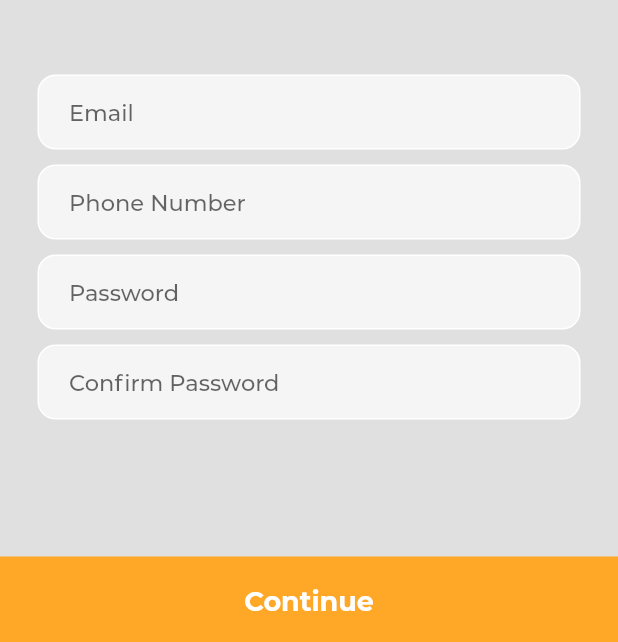
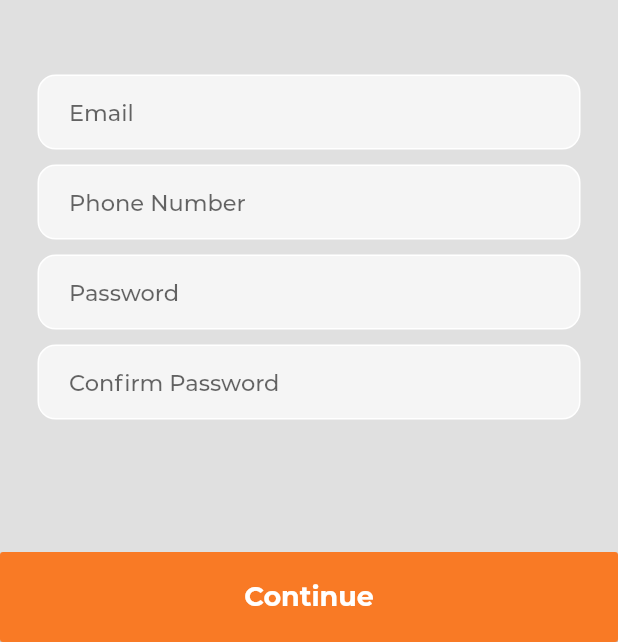
Before and after one commit to Ranvijay09/maratha_matrimony_app, a Flutter app: the screen it shows after launch, after a tap on "Sign In", after a tap on "Register Now", on a phone screen of 412 x 824 dp, the part 594-1236 px from its top. Run offline on Flutter 3.47's test engine with Material 2 defaults, Android fonts, the phone set to English and light mode, and no system bars; our stand-ins replace another_flushbar, cached_network_image, cloud_firestore, dropdown_button2, file_picker, firebase_auth and 7 more; accounts and stored records are empty; Roboto replaces fonts that are missing (Amita).

Commit message:
Button Style changed

```diff
--- a/lib/screens/LoginScreen.dart
+++ b/lib/screens/LoginScreen.dart
@@ -39,9 +39,10 @@ class _LoginScreenState extends State<LoginScreen> {
         ).show(context);
         _passwordController.clear();
       } else {
-        Navigator.push(
-          context,
-          MaterialPageRoute(builder: (_) => ScreenManager()),
+        Navigator.of(context).pushReplacement(
+          MaterialPageRoute(
+            builder: (context) => ScreenManager(),
+          ),
         );
       }
     }
@@ -203,28 +204,27 @@ class _LoginScreenState extends State<LoginScreen> {
                   SizedBox(height: 10),
                   Padding(
                     padding: const EdgeInsets.symmetric(horizontal: 25.0),
-                    child: GestureDetector(
-                      onTap: () => signIn(),
-                      child: Container(
-                        padding: EdgeInsets.all(15),
-                        decoration: BoxDecoration(
-                            color: Colors.orange[400],
-                            borderRadius: BorderRadius.circular(12)),
-                        child: Center(
+                    child: ClipRRect(
+                      borderRadius: BorderRadius.circular(15),
+                      child: MaterialButton(
+                        onPressed: signIn,
+                        minWidth: double.infinity,
+                        height: 60,
+                        color: COLOR_ORANGE,
                         child: (_auth?.isLoading ?? false)
                             ? CircularProgressIndicator(color: Colors.white)
                             : Text(
-                                  'Sign In',
+                                "Sign In",
                                 style: TextStyle(
                                   color: Colors.white,
-                                    fontWeight: FontWeight.bold,
                                   fontSize: 18,
+                                  fontWeight: FontWeight.w600,
                                 ),
                               ),
                       ),
                     ),
                   ),
-                  ),
+
                   SizedBox(height: 25),
                   Row(
                     mainAxisAlignment: MainAxisAlignment.center,
--- a/lib/screens/RegisterScreen.dart
+++ b/lib/screens/RegisterScreen.dart
@@ -305,23 +305,20 @@ class _RegisterScreenState extends State<RegisterScreen> {
                     ),
                   ),
                 ),
-                GestureDetector(
-                  onTap: () => _register(),
-                  child: Container(
-                    padding: EdgeInsets.all(15),
-                    decoration: BoxDecoration(
-                      color: Colors.orange[400],
-                    ),
-                    child: Center(
+                ClipRRect(
+                  child: MaterialButton(
+                    onPressed: _register,
+                    minWidth: double.infinity,
+                    height: 60,
+                    color: COLOR_ORANGE,
                     child: (_auth?.isLoading ?? false)
                         ? CircularProgressIndicator(color: Colors.white)
                         : Text(
-                              'Continue',
+                            "Continue",
                             style: TextStyle(
                               color: Colors.white,
-                                fontWeight: FontWeight.bold,
                               fontSize: 18,
-                              ),
+                              fontWeight: FontWeight.w600,
                             ),
                           ),
                   ),
```
Also changed, not shown: lib/screens/BasicInfoScreen.dart (+16 -17 lines), lib/screens/CurrentAddressScreen.dart (+16 -17 lines), lib/screens/DocumentsUploadScreen.dart (+16 -17 lines), lib/screens/PhysicalAttributesScreen.dart (+16 -17 lines), lib/screens/SocioReligiousAttributesScreen.dart (+16 -17 lines), lib/screens/UserDetailsScreen.dart (+0 -17 lines), lib/widgets/UserCard.dart (+22 -30 lines). Lines whose indentation alone changed are shown as unchanged.
